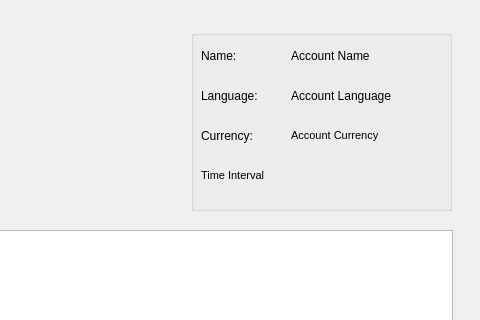
Above: keibomoneytracker/accountstatsdialog.ui from Carlos-CDM/Keibo-MoneyTracker before the change; both pictures show x 118 to 598 and y 0 to 320 of the 598 by 564 pixel window. Below: the same form after it.
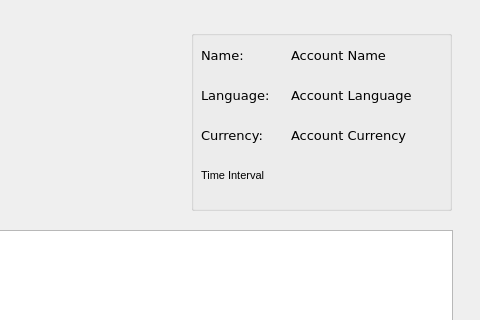
That is the form after the change.

What changed in the file:
```diff
--- a/keibomoneytracker/accountstatsdialog.ui
+++ b/keibomoneytracker/accountstatsdialog.ui
@@ -92,8 +92,8 @@
     </property>
     <property name="font">
      <font>
-      <family>MS Shell Dlg 2</family>
-      <pointsize>9</pointsize>
+      <family>DejaVu Sans</family>
+      <pointsize>10</pointsize>
      </font>
     </property>
     <property name="text">
@@ -132,8 +132,8 @@
     </property>
     <property name="font">
      <font>
-      <family>MS Shell Dlg 2</family>
-      <pointsize>8</pointsize>
+      <family>DejaVu Sans</family>
+      <pointsize>10</pointsize>
      </font>
     </property>
     <property name="text">
@@ -151,7 +151,8 @@
     </property>
     <property name="font">
      <font>
-      <family>MS Shell Dlg 2</family>
+      <family>DejaVu Sans</family>
+      <pointsize>10</pointsize>
      </font>
     </property>
     <property name="text">
@@ -169,7 +170,8 @@
     </property>
     <property name="font">
      <font>
-      <family>MS Shell Dlg 2</family>
+      <family>DejaVu Sans</family>
+      <pointsize>10</pointsize>
      </font>
     </property>
     <property name="text">
@@ -187,7 +189,8 @@
     </property>
     <property name="font">
      <font>
-      <family>MS Shell Dlg 2</family>
+      <family>DejaVu Sans</family>
+      <pointsize>10</pointsize>
      </font>
     </property>
     <property name="text">
@@ -205,7 +208,8 @@
     </property>
     <property name="font">
      <font>
-      <family>MS Shell Dlg 2</family>
+      <family>DejaVu Sans</family>
+      <pointsize>10</pointsize>
      </font>
     </property>
     <property name="text">
```
